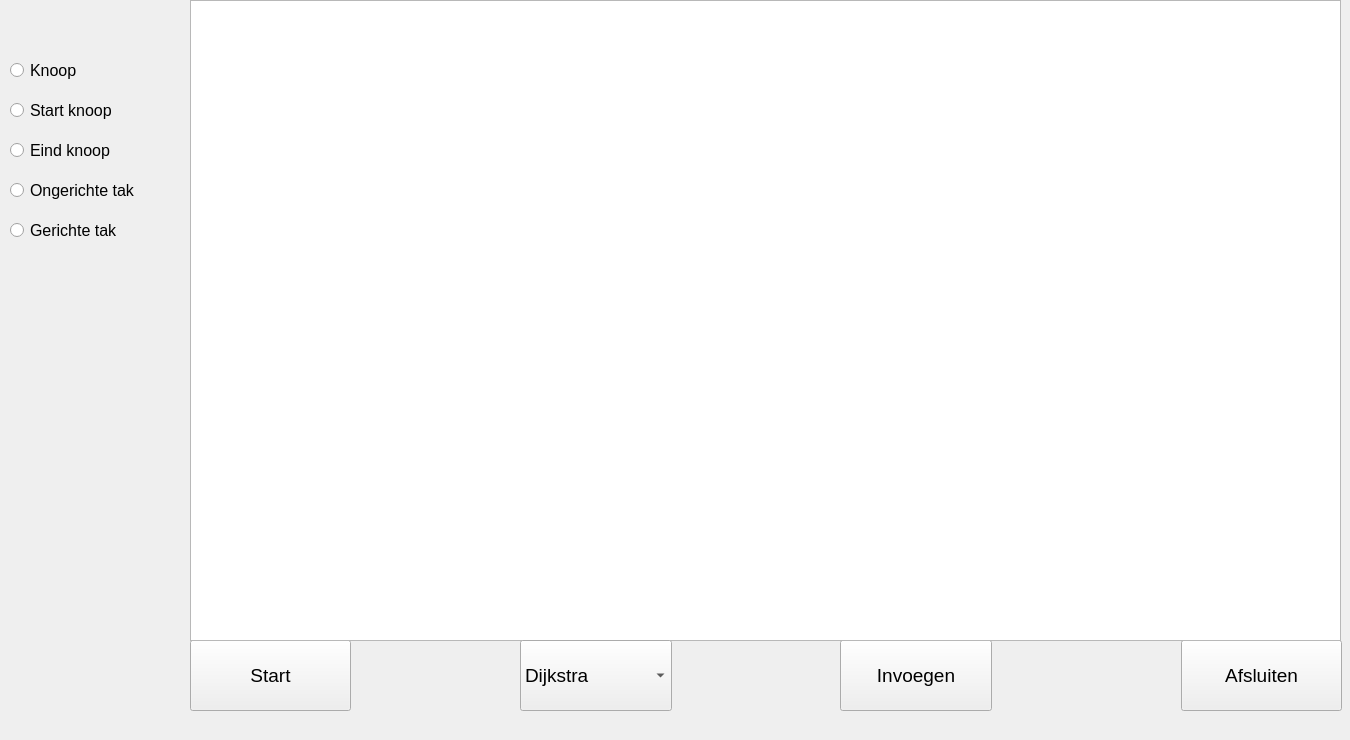
Old version of the form mainwindow.ui in the repository MartijnPost/Groepje9.
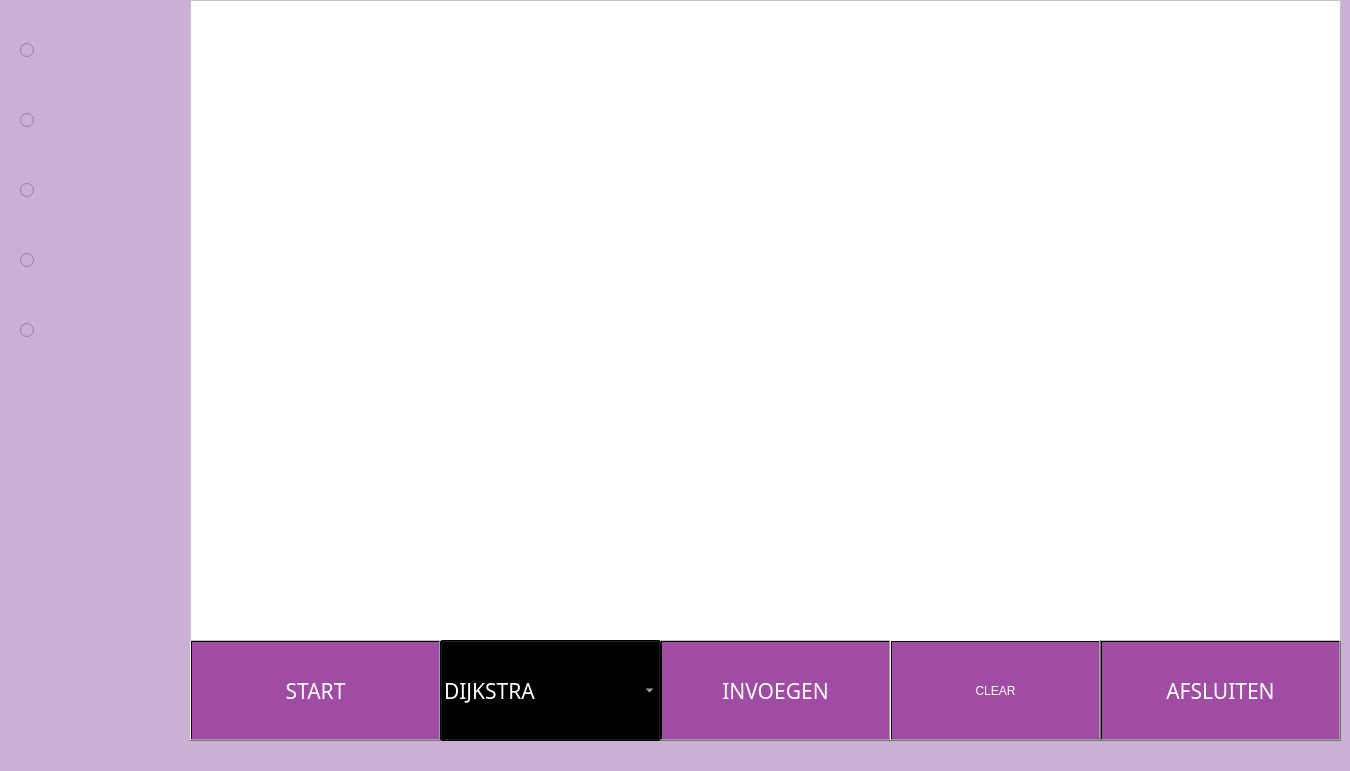
New version of the form. Icons and pictures are not drawn.

What changed in the file:
```diff
--- a/mainwindow.ui
+++ b/mainwindow.ui
@@ -7,20 +7,23 @@
     <x>0</x>
     <y>0</y>
     <width>1350</width>
-    <height>740</height>
+    <height>771</height>
    </rect>
   </property>
   <property name="windowTitle">
    <string>MainWindow</string>
   </property>
+  <property name="styleSheet">
+   <string notr="true">background-color: rgba(204, 176, 212, 210);</string>
+  </property>
   <widget class="QWidget" name="centralWidget">
    <widget class="QPushButton" name="StartKnop">
     <property name="geometry">
      <rect>
       <x>190</x>
       <y>640</y>
-      <width>161</width>
-      <height>71</height>
+      <width>251</width>
+      <height>101</height>
      </rect>
     </property>
     <property name="minimumSize">
@@ -29,22 +32,304 @@
       <height>0</height>
      </size>
     </property>
+    <property name="palette">
+     <palette>
+      <active>
+       <colorrole role="WindowText">
+        <brush brushstyle="SolidPattern">
+         <color alpha="255">
+          <red>255</red>
+          <green>255</green>
+          <blue>255</blue>
+         </color>
+        </brush>
+       </colorrole>
+       <colorrole role="Button">
+        <brush brushstyle="LinearGradientPattern">
+         <gradient startx="1.000000000000000" starty="0.000000000000000" endx="1.000000000000000" endy="0.000000000000000" type="LinearGradient" spread="PadSpread" coordinatemode="ObjectBoundingMode">
+          <gradientstop position="0.000000000000000">
+           <color alpha="255">
+            <red>160</red>
+            <green>75</green>
+            <blue>164</blue>
+           </color>
+          </gradientstop>
+          <gradientstop position="1.000000000000000">
+           <color alpha="255">
+            <red>255</red>
+            <green>255</green>
+            <blue>255</blue>
+           </color>
+          </gradientstop>
+         </gradient>
+        </brush>
+       </colorrole>
+       <colorrole role="Text">
+        <brush brushstyle="SolidPattern">
+         <color alpha="255">
+          <red>255</red>
+          <green>255</green>
+          <blue>255</blue>
+         </color>
+        </brush>
+       </colorrole>
+       <colorrole role="ButtonText">
+        <brush brushstyle="SolidPattern">
+         <color alpha="255">
+          <red>255</red>
+          <green>255</green>
+          <blue>255</blue>
+         </color>
+        </brush>
+       </colorrole>
+       <colorrole role="Base">
+        <brush brushstyle="LinearGradientPattern">
+         <gradient startx="1.000000000000000" starty="0.000000000000000" endx="1.000000000000000" endy="0.000000000000000" type="LinearGradient" spread="PadSpread" coordinatemode="ObjectBoundingMode">
+          <gradientstop position="0.000000000000000">
+           <color alpha="255">
+            <red>160</red>
+            <green>75</green>
+            <blue>164</blue>
+           </color>
+          </gradientstop>
+          <gradientstop position="1.000000000000000">
+           <color alpha="255">
+            <red>255</red>
+            <green>255</green>
+            <blue>255</blue>
+           </color>
+          </gradientstop>
+         </gradient>
+        </brush>
+       </colorrole>
+       <colorrole role="Window">
+        <brush brushstyle="LinearGradientPattern">
+         <gradient startx="1.000000000000000" starty="0.000000000000000" endx="1.000000000000000" endy="0.000000000000000" type="LinearGradient" spread="PadSpread" coordinatemode="ObjectBoundingMode">
+          <gradientstop position="0.000000000000000">
+           <color alpha="255">
+            <red>160</red>
+            <green>75</green>
+            <blue>164</blue>
+           </color>
+          </gradientstop>
+          <gradientstop position="1.000000000000000">
+           <color alpha="255">
+            <red>255</red>
+            <green>255</green>
+            <blue>255</blue>
+           </color>
+          </gradientstop>
+         </gradient>
+        </brush>
+       </colorrole>
+      </active>
+      <inactive>
+       <colorrole role="WindowText">
+        <brush brushstyle="SolidPattern">
+         <color alpha="255">
+          <red>255</red>
+          <green>255</green>
+          <blue>255</blue>
+         </color>
+        </brush>
+       </colorrole>
+       <colorrole role="Button">
+        <brush brushstyle="LinearGradientPattern">
+         <gradient startx="1.000000000000000" starty="0.000000000000000" endx="1.000000000000000" endy="0.000000000000000" type="LinearGradient" spread="PadSpread" coordinatemode="ObjectBoundingMode">
+          <gradientstop position="0.000000000000000">
+           <color alpha="255">
+            <red>160</red>
+            <green>75</green>
+            <blue>164</blue>
+           </color>
+          </gradientstop>
+          <gradientstop position="1.000000000000000">
+           <color alpha="255">
+            <red>255</red>
+            <green>255</green>
+            <blue>255</blue>
+           </color>
+          </gradientstop>
+         </gradient>
+        </brush>
+       </colorrole>
+       <colorrole role="Text">
+        <brush brushstyle="SolidPattern">
+         <color alpha="255">
+          <red>255</red>
+          <green>255</green>
+          <blue>255</blue>
+         </color>
+        </brush>
+       </colorrole>
+       <colorrole role="ButtonText">
+        <brush brushstyle="SolidPattern">
+         <color alpha="255">
+          <red>255</red>
+          <green>255</green>
+          <blue>255</blue>
+         </color>
+        </brush>
+       </colorrole>
+       <colorrole role="Base">
+        <brush brushstyle="LinearGradientPattern">
+         <gradient startx="1.000000000000000" starty="0.000000000000000" endx="1.000000000000000" endy="0.000000000000000" type="LinearGradient" spread="PadSpread" coordinatemode="ObjectBoundingMode">
+          <gradientstop position="0.000000000000000">
+           <color alpha="255">
+            <red>160</red>
+            <green>75</green>
+            <blue>164</blue>
+           </color>
+          </gradientstop>
+          <gradientstop position="1.000000000000000">
+           <color alpha="255">
+            <red>255</red>
+            <green>255</green>
+            <blue>255</blue>
+           </color>
+          </gradientstop>
+         </gradient>
+        </brush>
+       </colorrole>
+       <colorrole role="Window">
+        <brush brushstyle="LinearGradientPattern">
+         <gradient startx="1.000000000000000" starty="0.000000000000000" endx="1.000000000000000" endy="0.000000000000000" type="LinearGradient" spread="PadSpread" coordinatemode="ObjectBoundingMode">
+          <gradientstop position="0.000000000000000">
+           <color alpha="255">
+            <red>160</red>
+            <green>75</green>
+            <blue>164</blue>
+           </color>
+          </gradientstop>
+          <gradientstop position="1.000000000000000">
+           <color alpha="255">
+            <red>255</red>
+            <green>255</green>
+            <blue>255</blue>
+           </color>
+          </gradientstop>
+         </gradient>
+        </brush>
+       </colorrole>
+      </inactive>
+      <disabled>
+       <colorrole role="WindowText">
+        <brush brushstyle="SolidPattern">
+         <color alpha="255">
+          <red>255</red>
+          <green>255</green>
+          <blue>255</blue>
+         </color>
+        </brush>
+       </colorrole>
+       <colorrole role="Button">
+        <brush brushstyle="LinearGradientPattern">
+         <gradient startx="1.000000000000000" starty="0.000000000000000" endx="1.000000000000000" endy="0.000000000000000" type="LinearGradient" spread="PadSpread" coordinatemode="ObjectBoundingMode">
+          <gradientstop position="0.000000000000000">
+           <color alpha="255">
+            <red>160</red>
+            <green>75</green>
+            <blue>164</blue>
+           </color>
+          </gradientstop>
+          <gradientstop position="1.000000000000000">
+           <color alpha="255">
+            <red>255</red>
+            <green>255</green>
+            <blue>255</blue>
+           </color>
+          </gradientstop>
+         </gradient>
+        </brush>
+       </colorrole>
+       <colorrole role="Text">
+        <brush brushstyle="SolidPattern">
+         <color alpha="255">
+          <red>255</red>
+          <green>255</green>
+          <blue>255</blue>
+         </color>
+        </brush>
+       </colorrole>
+       <colorrole role="ButtonText">
+        <brush brushstyle="SolidPattern">
+         <color alpha="255">
+          <red>255</red>
+          <green>255</green>
+          <blue>255</blue>
+         </color>
+        </brush>
+       </colorrole>
+       <colorrole role="Base">
+        <brush brushstyle="LinearGradientPattern">
+         <gradient startx="1.000000000000000" starty="0.000000000000000" endx="1.000000000000000" endy="0.000000000000000" type="LinearGradient" spread="PadSpread" coordinatemode="ObjectBoundingMode">
+          <gradientstop position="0.000000000000000">
+           <color alpha="255">
+            <red>160</red>
+            <green>75</green>
+            <blue>164</blue>
+           </color>
+          </gradientstop>
+          <gradientstop position="1.000000000000000">
+           <color alpha="255">
+            <red>255</red>
+            <green>255</green>
+            <blue>255</blue>
+           </color>
+          </gradientstop>
+         </gradient>
+        </brush>
+       </colorrole>
+       <colorrole role="Window">
+        <brush brushstyle="LinearGradientPattern">
+         <gradient startx="1.000000000000000" starty="0.000000000000000" endx="1.000000000000000" endy="0.000000000000000" type="LinearGradient" spread="PadSpread" coordinatemode="ObjectBoundingMode">
+          <gradientstop position="0.000000000000000">
+           <color alpha="255">
+            <red>160</red>
+            <green>75</green>
+            <blue>164</blue>
+           </color>
+          </gradientstop>
+          <gradientstop position="1.000000000000000">
+           <color alpha="255">
+            <red>255</red>
+            <green>255</green>
+            <blue>255</blue>
+           </color>
+          </gradientstop>
+         </gradient>
+        </brush>
+       </colorrole>
+      </disabled>
+     </palette>
+    </property>
     <property name="font">
      <font>
-      <pointsize>14</pointsize>
+      <family>Arial Black</family>
+      <pointsize>16</pointsize>
+      <weight>9</weight>
+      <italic>false</italic>
+      <bold>false</bold>
      </font>
     </property>
+    <property name="styleSheet">
+     <string notr="true">background-color: qlineargradient(spread:pad, x1:1, y1:0, x2:1, y2:0, stop:0 rgba(160, 75, 164, 255), stop:1 rgba(255, 255, 255, 255));
+color: rgb(255, 255, 255);
+font: 75 16pt &quot;Arial Black&quot;;
+
+</string>
+    </property>
     <property name="text">
-     <string>Start</string>
+     <string>START</string>
     </property>
    </widget>
    <widget class="QPushButton" name="InvoegenKnop">
     <property name="geometry">
      <rect>
-      <x>840</x>
+      <x>660</x>
       <y>640</y>
-      <width>152</width>
-      <height>71</height>
+      <width>231</width>
+      <height>101</height>
      </rect>
     </property>
     <property name="minimumSize">
@@ -55,20 +340,29 @@
     </property>
     <property name="font">
      <font>
-      <pointsize>14</pointsize>
+      <family>Arial Black</family>
+      <pointsize>16</pointsize>
+      <weight>9</weight>
+      <italic>false</italic>
+      <bold>false</bold>
      </font>
     </property>
+    <property name="styleSheet">
+     <string notr="true">background-color: qlineargradient(spread:pad, x1:1, y1:0, x2:1, y2:0, stop:0 rgba(160, 75, 164, 255), stop:1 rgba(255, 255, 255, 255));
+color: rgb(255, 255, 255);
+font: 75 16pt &quot;Arial Black&quot;;</string>
+    </property>
     <property name="text">
-     <string>Invoegen</string>
+     <string>INVOEGEN</string>
     </property>
    </widget>
    <widget class="QPushButton" name="AfsluitenKnop">
     <property name="geometry">
      <rect>
-      <x>1181</x>
+      <x>1100</x>
       <y>640</y>
-      <width>161</width>
-      <height>71</height>
+      <width>241</width>
+      <height>101</height>
      </rect>
     </property>
     <property name="minimumSize">
@@ -79,18 +373,27 @@
     </property>
     <property name="font">
      <font>
-      <pointsize>14</pointsize>
+      <family>Arial Black</family>
+      <pointsize>16</pointsize>
+      <weight>9</weight>
+      <italic>false</italic>
+      <bold>false</bold>
      </font>
     </property>
+    <property name="styleSheet">
+     <string notr="true">background-color: qlineargradient(spread:pad, x1:1, y1:0, x2:1, y2:0, stop:0 rgba(160, 75, 164, 255), stop:1 rgba(255, 255, 255, 255));
+color: rgb(255, 255, 255);
+font: 75 16pt &quot;Arial Black&quot;;</string>
+    </property>
     <property name="text">
-     <string>Afsluiten</string>
+     <string>AFSLUITEN</string>
     </property>
    </widget>
    <widget class="QRadioButton" name="KnoopRadio">
     <property name="geometry">
      <rect>
-      <x>10</x>
-      <y>50</y>
+      <x>20</x>
+      <y>30</y>
       <width>141</width>
       <height>41</height>
      </rect>
@@ -107,14 +410,14 @@
      </font>
     </property>
     <property name="text">
-     <string>Knoop</string>
+     <string/>
     </property>
    </widget>
    <widget class="QRadioButton" name="StartKnoopRadio">
     <property name="geometry">
      <rect>
-      <x>10</x>
-      <y>90</y>
+      <x>20</x>
+      <y>100</y>
       <width>141</width>
       <height>41</height>
      </rect>
@@ -131,14 +434,14 @@
      </font>
     </property>
     <property name="text">
-     <string>Start knoop</string>
+     <string/>
     </property>
    </widget>
    <widget class="QRadioButton" name="OngerichteTakRadio">
     <property name="geometry">
      <rect>
-      <x>10</x>
-      <y>170</y>
+      <x>20</x>
+      <y>240</y>
       <width>161</width>
       <height>41</height>
      </rect>
@@ -155,14 +458,14 @@
      </font>
     </property>
     <property name="text">
-     <string>Ongerichte tak</string>
+     <string/>
     </property>
    </widget>
    <widget class="QRadioButton" name="GerichteTakRadio">
     <property name="geometry">
      <rect>
-      <x>10</x>
-      <y>210</y>
+      <x>20</x>
+      <y>310</y>
       <width>151</width>
       <height>41</height>
      </rect>
@@ -179,7 +482,7 @@
      </font>
     </property>
     <property name="text">
-     <string>Gerichte tak</string>
+     <string/>
     </property>
    </widget>
    <widget class="QGraphicsView" name="graphicsView">
@@ -191,14 +494,17 @@
       <height>641</height>
      </rect>
     </property>
+    <property name="styleSheet">
+     <string notr="true">background-color: rgb(255, 255, 255);</string>
+    </property>
    </widget>
    <widget class="QComboBox" name="algChoice">
     <property name="geometry">
      <rect>
-      <x>520</x>
+      <x>440</x>
       <y>640</y>
-      <width>152</width>
-      <height>71</height>
+      <width>221</width>
+      <height>101</height>
      </rect>
     </property>
     <property name="sizePolicy">
@@ -215,23 +521,37 @@
     </property>
     <property name="font">
      <font>
-      <pointsize>14</pointsize>
+      <family>Arial Black</family>
+      <pointsize>16</pointsize>
+      <weight>9</weight>
+      <italic>false</italic>
+      <bold>false</bold>
      </font>
     </property>
     <property name="styleSheet">
-     <string notr="true"/>
+     <string notr="true">background-color: qlineargradient(spread:pad, x1:1, y1:0, x2:1, y2:0, stop:0 rgba(160, 75, 164, 255), stop:1 rgba(255, 255, 255, 255));
+color: rgb(255, 255, 255);
+font: 75 16pt &quot;Arial Black&quot;;
+padding: 1px 0px 1px 3px; /*This makes text colour work*/
+</string>
+    </property>
+    <property name="editable">
+     <bool>false</bool>
+    </property>
+    <property name="currentText">
+     <string>DIJKSTRA</string>
     </property>
     <item>
      <property name="text">
-      <string>Dijkstra</string>
+      <string>DIJKSTRA</string>
      </property>
     </item>
    </widget>
    <widget class="QRadioButton" name="EindKnoopRadio">
     <property name="geometry">
      <rect>
-      <x>10</x>
-      <y>130</y>
+      <x>20</x>
+      <y>170</y>
       <width>141</width>
       <height>41</height>
      </rect>
@@ -248,7 +568,122 @@
      </font>
     </property>
     <property name="text">
-     <string>Eind knoop</string>
+     <string/>
+    </property>
+   </widget>
+   <widget class="QLabel" name="label">
+    <property name="geometry">
+     <rect>
+      <x>50</x>
+      <y>20</y>
+      <width>61</width>
+      <height>61</height>
+     </rect>
+    </property>
+    <property name="text">
+     <string/>
+    </property>
+    <property name="pixmap">
+     <pixmap>knoop.png</pixmap>
+    </property>
+    <property name="scaledContents">
+     <bool>true</bool>
+    </property>
+   </widget>
+   <widget class="QLabel" name="label_2">
+    <property name="geometry">
+     <rect>
+      <x>50</x>
+      <y>90</y>
+      <width>61</width>
+      <height>61</height>
+     </rect>
+    </property>
+    <property name="text">
+     <string/>
+    </property>
+    <property name="pixmap">
+     <pixmap>startknoop.png</pixmap>
+    </property>
+    <property name="scaledContents">
+     <bool>true</bool>
+    </property>
+   </widget>
+   <widget class="QLabel" name="label_3">
+    <property name="geometry">
+     <rect>
+      <x>50</x>
+      <y>160</y>
+      <width>61</width>
+      <height>61</height>
+     </rect>
+    </property>
+    <property name="text">
+     <string/>
+    </property>
+    <property name="pixmap">
+     <pixmap>eindknoop.png</pixmap>
+    </property>
+    <property name="scaledContents">
+     <bool>true</bool>
+    </property>
+   </widget>
+   <widget class="QLabel" name="label_4">
+    <property name="geometry">
+     <rect>
+      <x>50</x>
+      <y>230</y>
+      <width>61</width>
+      <height>61</height>
+     </rect>
+    </property>
+    <property name="text">
+     <string/>
+    </property>
+    <property name="pixmap">
+     <pixmap>gerichtepijll.png</pixmap>
+    </property>
+    <property name="scaledContents">
+     <bool>true</bool>
+    </property>
+   </widget>
+   <widget class="QLabel" name="label_5">
+    <property name="geometry">
+     <rect>
+      <x>50</x>
+      <y>300</y>
+      <width>61</width>
+      <height>61</height>
+     </rect>
+    </property>
+    <property name="text">
+     <string/>
+    </property>
+    <property name="pixmap">
+     <pixmap>gerichtpijl.png</pixmap>
+    </property>
+    <property name="scaledContents">
+     <bool>true</bool>
+    </property>
+   </widget>
+   <widget class="QPushButton" name="pushButton">
+    <property name="geometry">
+     <rect>
+      <x>890</x>
+      <y>640</y>
+      <width>211</width>
+      <height>101</height>
+     </rect>
+    </property>
+    <property name="styleSheet">
+     <string notr="true">background-color: qlineargradient(spread:pad, x1:1, y1:0, x2:1, y2:0, stop:0 rgba(160, 75, 164, 255), stop:1 rgba(255, 255, 255, 255));
+color: rgb(255, 255, 255);
+font: 75 16pt &quot;Arial Black&quot;;
+
+</string>
+    </property>
+    <property name="text">
+     <string>CLEAR</string>
     </property>
    </widget>
   </widget>
```
Left out of the diff: 2 changed lines with no effect on the pictures.
